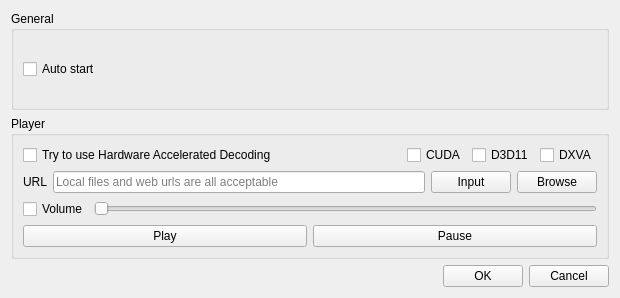
Old version of the form forms/preferencesdialog.ui in the repository wangwenx190/dynamic-desktop.
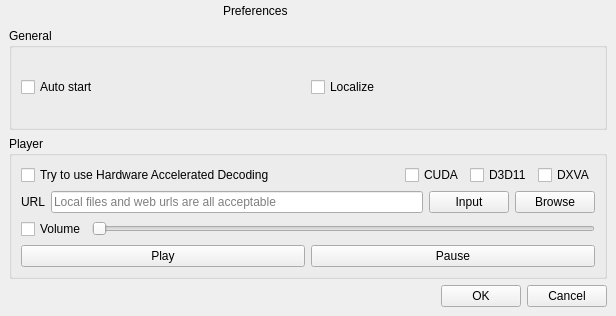
New version of the form. Icons and pictures are not drawn.

What changed in the file:
```diff
--- a/forms/preferencesdialog.ui
+++ b/forms/preferencesdialog.ui
@@ -6,8 +6,8 @@
    <rect>
     <x>0</x>
     <y>0</y>
-    <width>620</width>
-    <height>298</height>
+    <width>616</width>
+    <height>316</height>
    </rect>
   </property>
   <property name="sizePolicy">
@@ -20,6 +20,178 @@
    <string>Preferences</string>
   </property>
   <layout class="QVBoxLayout" name="verticalLayout_2">
+   <property name="spacing">
+    <number>6</number>
+   </property>
+   <property name="leftMargin">
+    <number>9</number>
+   </property>
+   <property name="topMargin">
+    <number>0</number>
+   </property>
+   <property name="rightMargin">
+    <number>9</number>
+   </property>
+   <property name="bottomMargin">
+    <number>9</number>
+   </property>
+   <item>
+    <widget class="QWidget" name="widget_windowtitlebar" native="true">
+     <property name="sizePolicy">
+      <sizepolicy hsizetype="Preferred" vsizetype="Fixed">
+       <horstretch>0</horstretch>
+       <verstretch>0</verstretch>
+      </sizepolicy>
+     </property>
+     <layout class="QHBoxLayout" name="horizontalLayout_7">
+      <property name="spacing">
+       <number>0</number>
+      </property>
+      <property name="leftMargin">
+       <number>0</number>
+      </property>
+      <property name="topMargin">
+       <number>0</number>
+      </property>
+      <property name="rightMargin">
+       <number>0</number>
+      </property>
+      <property name="bottomMargin">
+       <number>0</number>
+      </property>
+      <item>
+       <widget class="QLabel" name="label_windowicon">
+        <property name="sizePolicy">
+         <sizepolicy hsizetype="Fixed" vsizetype="Fixed">
+          <horstretch>0</horstretch>
+          <verstretch>0</verstretch>
+         </sizepolicy>
+        </property>
+        <property name="minimumSize">
+         <size>
+          <width>15</width>
+          <height>15</height>
+         </size>
+        </property>
+        <property name="maximumSize">
+         <size>
+          <width>20</width>
+          <height>20</height>
+         </size>
+        </property>
+        <property name="text">
+         <string/>
+        </property>
+        <property name="pixmap">
+         <pixmap resource="../resources.qrc">:/icon.ico</pixmap>
+        </property>
+        <property name="scaledContents">
+         <bool>true</bool>
+        </property>
+       </widget>
+      </item>
+      <item>
+       <spacer name="horizontalSpacer_3">
+        <property name="orientation">
+         <enum>Qt::Horizontal</enum>
+        </property>
+        <property name="sizeHint" stdset="0">
+         <size>
+          <width>40</width>
+          <height>20</height>
+         </size>
+        </property>
+       </spacer>
+      </item>
+      <item>
+       <widget class="QLabel" name="label_windowtitle">
+        <property name="sizePolicy">
+         <sizepolicy hsizetype="Preferred" vsizetype="Fixed">
+          <horstretch>0</horstretch>
+          <verstretch>0</verstretch>
+         </sizepolicy>
+        </property>
+        <property name="text">
+         <string>Preferences</string>
+        </property>
+       </widget>
+      </item>
+      <item>
+       <spacer name="horizontalSpacer_4">
+        <property name="orientation">
+         <enum>Qt::Horizontal</enum>
+        </property>
+        <property name="sizeHint" stdset="0">
+         <size>
+          <width>40</width>
+          <height>20</height>
+         </size>
+        </property>
+       </spacer>
+      </item>
+      <item>
+       <widget class="QPushButton" name="pushButton_minimize">
+        <property name="sizePolicy">
+         <sizepolicy hsizetype="Fixed" vsizetype="Fixed">
+          <horstretch>0</horstretch>
+          <verstretch>0</verstretch>
+         </sizepolicy>
+        </property>
+        <property name="text">
+         <string/>
+        </property>
+        <property name="icon">
+         <iconset resource="../resources.qrc">
+          <normaloff>:/minimize.svg</normaloff>:/minimize.svg</iconset>
+        </property>
+        <property name="flat">
+         <bool>true</bool>
+        </property>
+       </widget>
+      </item>
+      <item>
+       <widget class="QPushButton" name="pushButton_maximize">
+        <property name="sizePolicy">
+         <sizepolicy hsizetype="Fixed" vsizetype="Fixed">
+          <horstretch>0</horstretch>
+          <verstretch>0</verstretch>
+         </sizepolicy>
+        </property>
+        <property name="text">
+         <string/>
+        </property>
+        <property name="icon">
+         <iconset resource="../resources.qrc">
+          <normaloff>:/maximize.svg</normaloff>:/maximize.svg</iconset>
+        </property>
+        <property name="flat">
+         <bool>true</bool>
+        </property>
+       </widget>
+      </item>
+      <item>
+       <widget class="QPushButton" name="pushButton_close">
+        <property name="sizePolicy">
+         <sizepolicy hsizetype="Fixed" vsizetype="Fixed">
+          <horstretch>0</horstretch>
+          <verstretch>0</verstretch>
+         </sizepolicy>
+        </property>
+        <property name="text">
+         <string/>
+        </property>
+        <property name="icon">
+         <iconset resource="../resources.qrc">
+          <normaloff>:/close.svg</normaloff>:/close.svg</iconset>
+        </property>
+        <property name="flat">
+         <bool>true</bool>
+        </property>
+       </widget>
+      </item>
+     </layout>
+    </widget>
+   </item>
    <item>
     <widget class="QGroupBox" name="groupBox_general">
      <property name="title">
@@ -33,6 +205,13 @@
         </property>
        </widget>
       </item>
+      <item>
+       <widget class="QCheckBox" name="checkBox_localize">
+        <property name="text">
+         <string>Localize</string>
+        </property>
+       </widget>
+      </item>
      </layout>
     </widget>
    </item>
```
Left out of the diff: 4 changed lines with no effect on the pictures.
